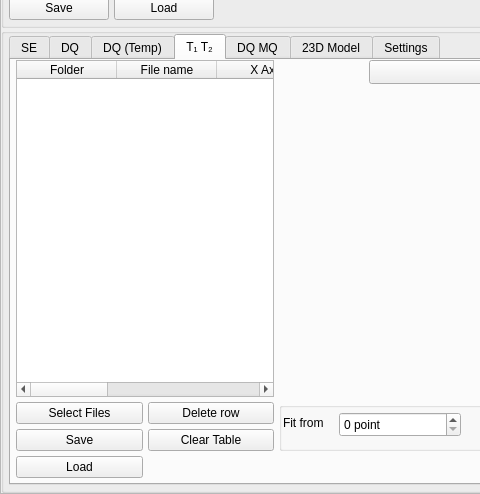
Above: form.ui from timesama/M2-Approach before the change; both pictures show x 0 to 480 and y 206 to 700 of the 1000 by 700 pixel window. Below: the same form after it.
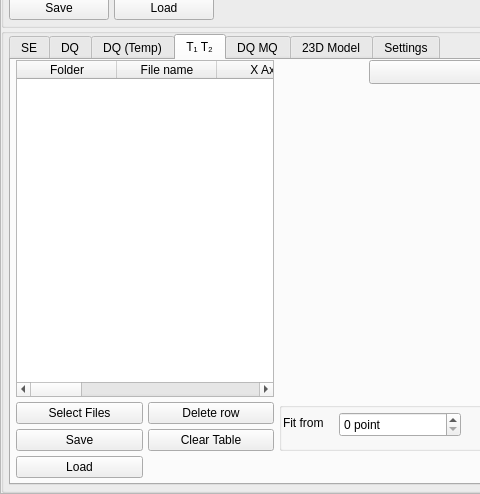
That is the form after the change. The open tabs and pages were chosen to show the change. Custom widgets are drawn as their Qt base class.

Commit message: Added amplitudes to T1T2 calculation into table

What changed in the file:
```diff
--- a/form.ui
+++ b/form.ui
@@ -1821,7 +1821,7 @@
                     <enum>QAbstractItemView::SelectRows</enum>
                    </property>
                    <property name="columnCount">
-                    <number>6</number>
+                    <number>9</number>
                    </property>
                    <column>
                     <property name="text">
@@ -1843,16 +1843,31 @@
                      <string>tau (1)</string>
                     </property>
                    </column>
+                   <column>
+                    <property name="text">
+                     <string>A (1)</string>
+                    </property>
+                   </column>
                    <column>
                     <property name="text">
                      <string>tau (2)</string>
                     </property>
                    </column>
+                   <column>
+                    <property name="text">
+                     <string>A (2)</string>
+                    </property>
+                   </column>
                    <column>
                     <property name="text">
                      <string>tau (3)</string>
                     </property>
                    </column>
+                   <column>
+                    <property name="text">
+                     <string>A (3)</string>
+                    </property>
+                   </column>
                   </widget>
                  </item>
                  <item row="0" column="3">
```
The commit also changes 2 other files.
